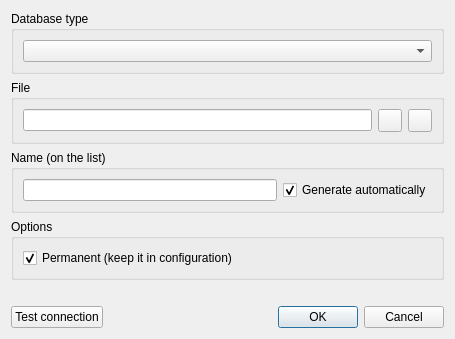
The window that SQLiteStudio3/guiSQLiteStudio/dialogs/dbdialog.ui (pawelsalawa/sqlitestudio) describes before a commit, drawn with Qt 5.
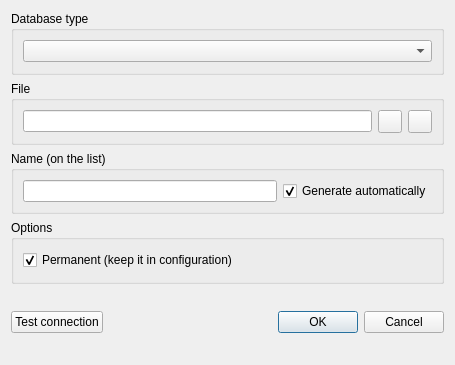
The same window after the commit. Icons and pictures are not drawn.

Commit message: DbDialog width spacer has now height of 1px

What changed in the file:
```diff
--- a/SQLiteStudio3/guiSQLiteStudio/dialogs/dbdialog.ui
+++ b/SQLiteStudio3/guiSQLiteStudio/dialogs/dbdialog.ui
@@ -7,7 +7,7 @@
     <x>0</x>
     <y>0</y>
     <width>455</width>
-    <height>324</height>
+    <height>365</height>
    </rect>
   </property>
   <property name="minimumSize">
@@ -135,7 +135,7 @@
      <property name="sizeHint" stdset="0">
       <size>
        <width>360</width>
-       <height>20</height>
+       <height>1</height>
       </size>
      </property>
     </spacer>
```
